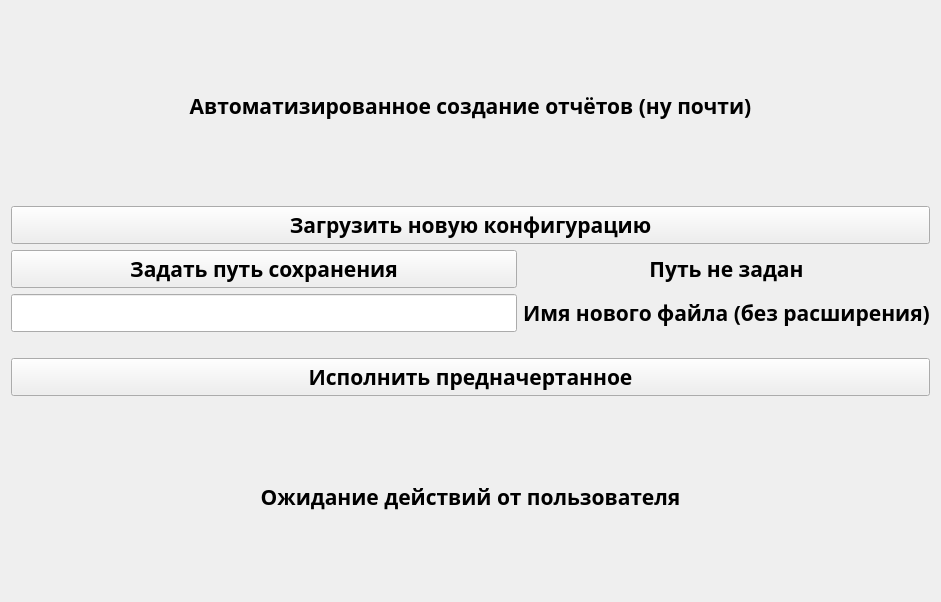
TheSawIsTheLaw/ReportAutomation, file app/autoDoc/form.ui: the form before one commit.
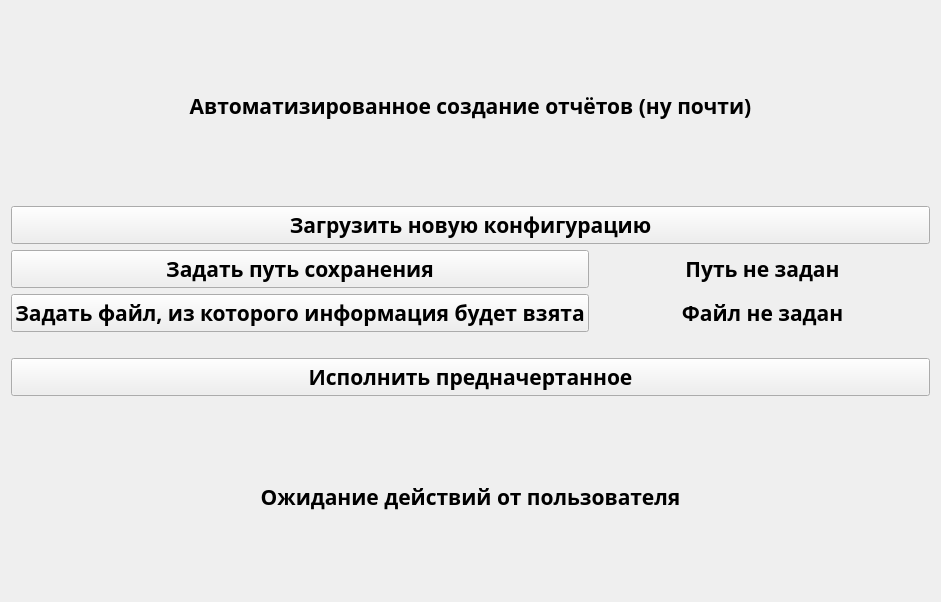
The form after the commit.

```diff
--- a/app/autoDoc/form.ui
+++ b/app/autoDoc/form.ui
@@ -31,6 +31,21 @@
      <property name="leftMargin">
       <number>0</number>
      </property>
+     <item row="4" column="0">
+      <widget class="QPushButton" name="TableFileButton">
+       <property name="font">
+        <font>
+         <family>Bahnschrift SemiBold</family>
+         <pointsize>16</pointsize>
+         <weight>75</weight>
+         <bold>true</bold>
+        </font>
+       </property>
+       <property name="text">
+        <string>Задать файл, из которого информация будет взята</string>
+       </property>
+      </widget>
+     </item>
      <item row="7" column="0" colspan="2">
       <widget class="QLabel" name="WaitingLabel">
        <property name="font">
@@ -120,21 +135,6 @@
        </property>
       </widget>
      </item>
-     <item row="4" column="1">
-      <widget class="QLabel" name="NameOfFileLabel">
-       <property name="font">
-        <font>
-         <family>Bahnschrift SemiBold</family>
-         <pointsize>16</pointsize>
-         <weight>75</weight>
-         <bold>true</bold>
-        </font>
-       </property>
-       <property name="text">
-        <string>Имя нового файла (без расширения)</string>
-       </property>
-      </widget>
-     </item>
      <item row="3" column="0">
       <widget class="QPushButton" name="SetSavePathButton">
        <property name="font">
@@ -150,8 +150,8 @@
        </property>
       </widget>
      </item>
-     <item row="4" column="0">
-      <widget class="QLineEdit" name="NameOfFileInput">
+     <item row="4" column="1">
+      <widget class="QLabel" name="TableFileLabel">
        <property name="font">
         <font>
          <family>Bahnschrift SemiBold</family>
@@ -160,11 +160,11 @@
          <bold>true</bold>
         </font>
        </property>
-       <property name="inputMask">
-        <string comment="Имя файла (без расширения)"/>
-       </property>
        <property name="text">
-        <string/>
+        <string>Файл не задан</string>
+       </property>
+       <property name="alignment">
+        <set>Qt::AlignCenter</set>
        </property>
       </widget>
      </item>
```
Left out of the diff: 32 changed lines with no effect on the pictures.
